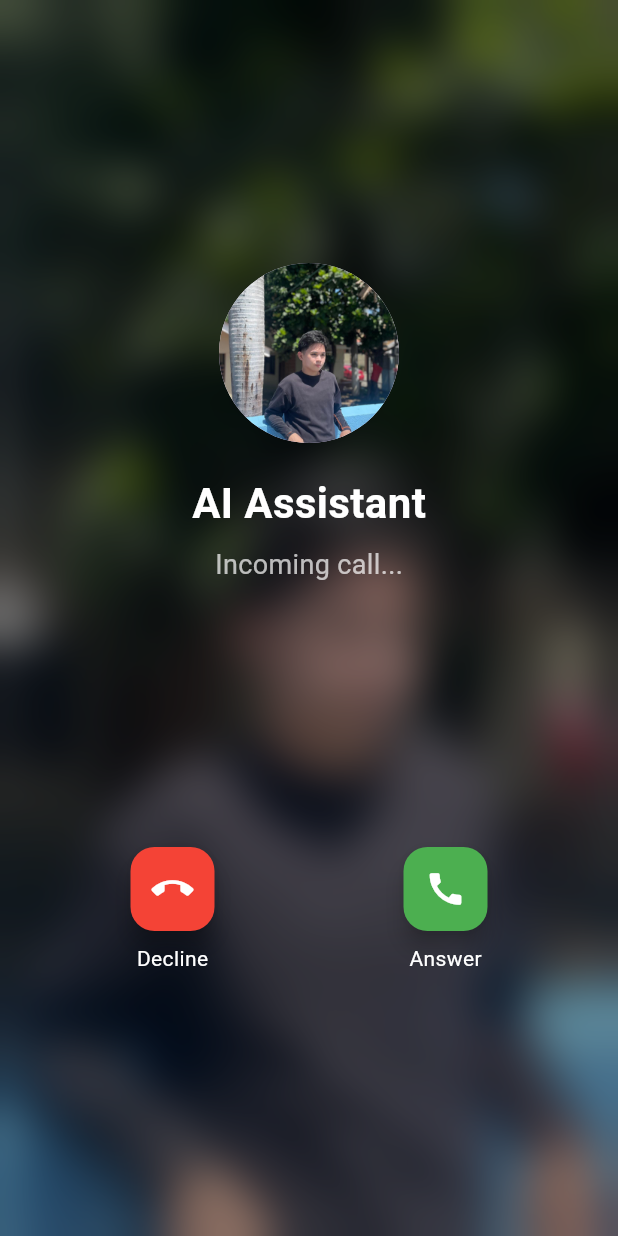
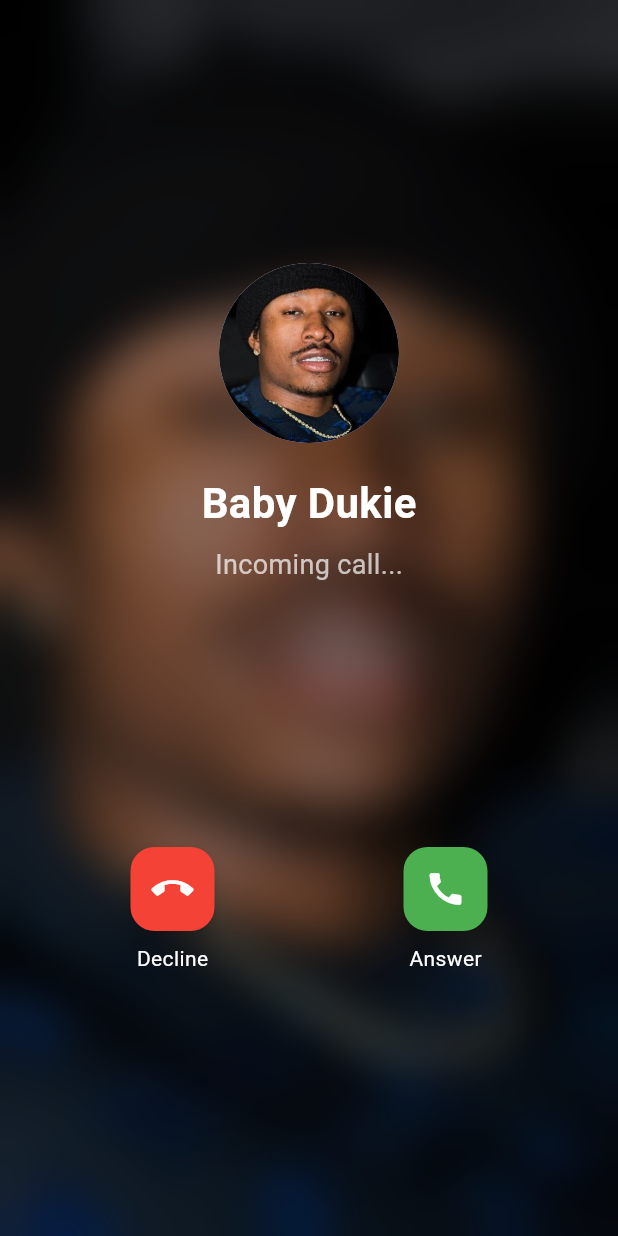
Before and after one commit to Reynard-sys/Safe-City, a Flutter app: the FakeCallPage screen opened directly, on a phone screen of 412 x 824 dp. Run offline on Flutter 3.47's test engine with Material 3 defaults, Android fonts, the phone set to English and light mode, and no system bars; our stand-ins replace audioplayers, flutter_markdown, flutter_tts, geocoding, google_generative_ai, google_maps_flutter and 1 more.

Commit message:
changed fake caller

```diff
--- a/lib/fake_call_page.dart
+++ b/lib/fake_call_page.dart
@@ -88,7 +88,7 @@ class _FakeCallPageState extends State<FakeCallPage> {
               ),
               const SizedBox(height: 20),
               const Text(
-                "AI Assistant",
+                "Baby Dukie",
                 style: TextStyle(color: Colors.white, fontSize: 28, fontWeight: FontWeight.w600),
               ),
               const SizedBox(height: 8),
```
Also changed, not shown: assets/avatar.png.
